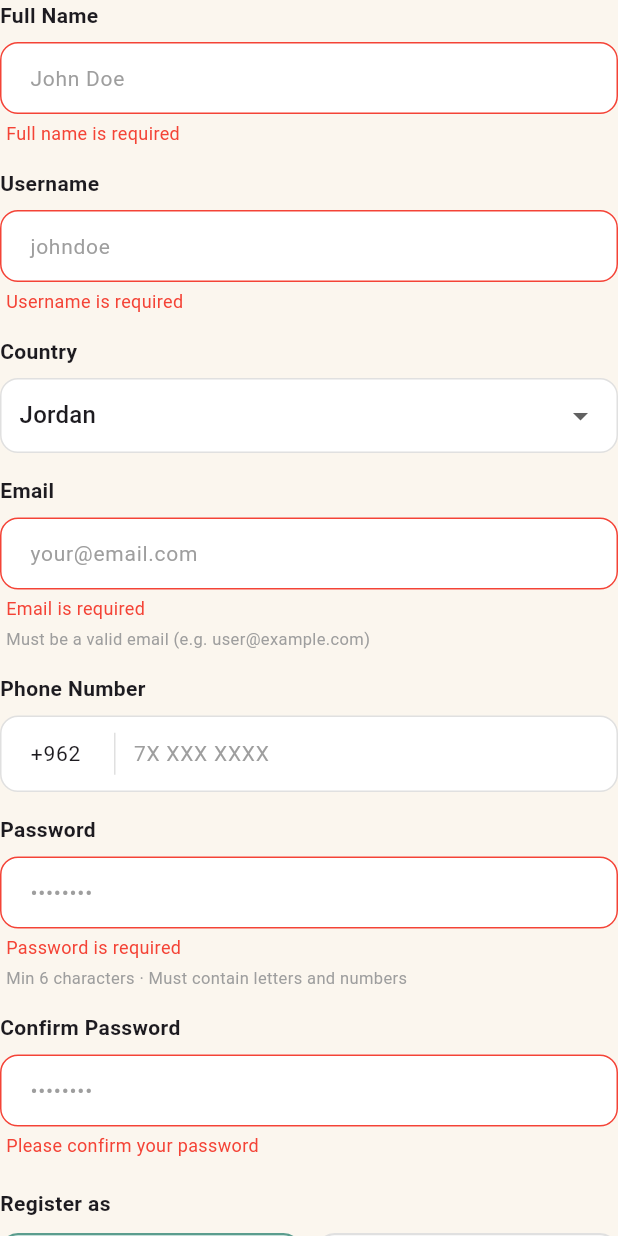
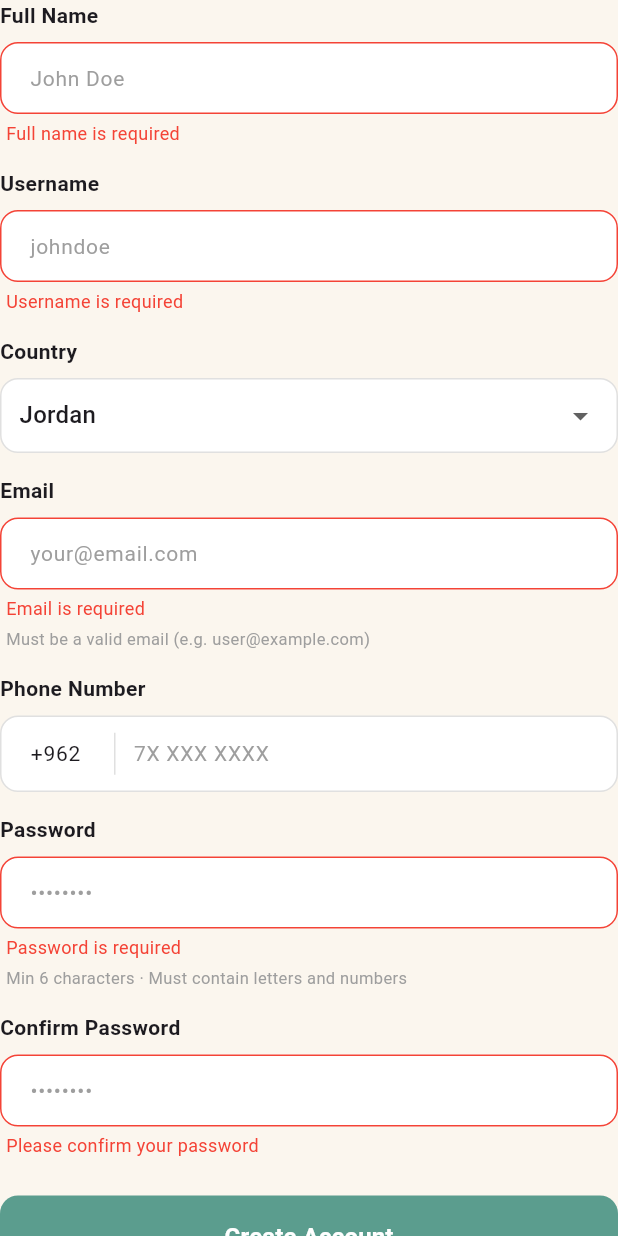
Before and after one commit to RamaAlkhatib2/pawvera, a Flutter app: the RegisterView widget shown alone on an empty page, opened directly, after a tap on "Create Account", on a phone screen of 412 x 824 dp. Run offline on Flutter 3.47's test engine with Material 3 defaults, Android fonts, the phone set to English and light mode, and no system bars; our stand-ins replace cloud_firestore, firebase_auth, firebase_core, hive, hive_flutter, image_picker and 3 more; accounts and stored records are empty.

Commit message:
refactor registration view by removing provider role selection and related validations

```diff
--- a/lib/pages/register_view.dart
+++ b/lib/pages/register_view.dart
@@ -1,7 +1,6 @@
 import 'package:flutter/material.dart';
 import 'package:firebase_auth/firebase_auth.dart';
 import 'package:cloud_firestore/cloud_firestore.dart';
-import '../components/role_button.dart';
 
 class RegisterView extends StatefulWidget {
   const RegisterView({super.key});
@@ -20,8 +19,6 @@ class _RegisterViewState extends State<RegisterView> {
   final confirmPasswordController = TextEditingController();
 
   String? selectedCountry = "Jordan";
-  String activeRole = "Pet Owner";
-  String? selectedProviderType;
 
   static const Map<String, String> _countryCodes = {
     "Jordan": "+962",
@@ -39,20 +36,11 @@ class _RegisterViewState extends State<RegisterView> {
     "Palestine",
   ];
 
-  final List<String> providerTypes = [
-    "Pet Supplies Store",
-    "Services Provider Shop",
-    "Vet Clinic Admin",
-    "Doctor Staff",
-  ];
-
-  // Validation error messages
   String? _fullNameError;
   String? _userNameError;
   String? _emailError;
   String? _passwordError;
   String? _confirmPasswordError;
-  String? _providerTypeError;
 
   @override
   void dispose() {
@@ -74,7 +62,6 @@ class _RegisterViewState extends State<RegisterView> {
       _emailError = null;
       _passwordError = null;
       _confirmPasswordError = null;
-      _providerTypeError = null;
 
       if (fullNameController.text.trim().isEmpty) {
         _fullNameError = "Full name is required";
@@ -115,11 +102,6 @@ class _RegisterViewState extends State<RegisterView> {
         _confirmPasswordError = "Passwords do not match";
         isValid = false;
       }
-
-      if (activeRole == "Provider" && selectedProviderType == null) {
-        _providerTypeError = "Please select a provider type";
-        isValid = false;
-      }
     });
     return isValid;
   }
@@ -140,25 +122,20 @@ class _RegisterViewState extends State<RegisterView> {
         password: passwordController.text.trim(),
       );
 
-      final Map<String, dynamic> userData = {
+      await FirebaseFirestore.instance
+          .collection('users')
+          .doc(userCredential.user!.uid)
+          .set({
         'uid': userCredential.user!.uid,
         'fullName': fullNameController.text.trim(),
         'userName': userNameController.text.trim(),
         'email': emailController.text.trim(),
-        'phone': '${countryCodeController.text.trim()} ${phoneController.text.trim()}',
+        'phone':
+            '${countryCodeController.text.trim()} ${phoneController.text.trim()}',
         'country': selectedCountry,
-        'role': activeRole == "Pet Owner" ? 'pet_owner' : 'provider',
+        'role': 'pet_owner',
         'createdAt': FieldValue.serverTimestamp(),
-      };
-
-      if (activeRole == "Provider") {
-        userData['providerType'] = selectedProviderType;
-      }
-
-      await FirebaseFirestore.instance
-          .collection('users')
-          .doc(userCredential.user!.uid)
-          .set(userData);
+      });
 
       if (mounted) {
         Navigator.pop(context);
@@ -172,24 +149,21 @@ class _RegisterViewState extends State<RegisterView> {
     } on FirebaseAuthException catch (e) {
       if (mounted) {
         Navigator.pop(context);
-        String message;
         switch (e.code) {
           case 'email-already-in-use':
-            message = "This email is already registered. Please login instead.";
-            setState(() => _emailError = message);
+            setState(() => _emailError =
+                "This email is already registered. Please login instead.");
             break;
           case 'invalid-email':
-            message = "The email address is not valid.";
-            setState(() => _emailError = message);
+            setState(() => _emailError = "The email address is not valid.");
             break;
           case 'weak-password':
-            message = "Password is too weak. Use at least 6 characters with letters and numbers.";
-            setState(() => _passwordError = message);
+            setState(() => _passwordError =
+                "Password is too weak. Use at least 6 characters with letters and numbers.");
             break;
           default:
-            message = e.message ?? "An error occurred";
             ScaffoldMessenger.of(context).showSnackBar(
-              SnackBar(content: Text(message)),
+              SnackBar(content: Text(e.message ?? "An error occurred")),
             );
         }
       }
@@ -232,7 +206,8 @@ class _RegisterViewState extends State<RegisterView> {
             hintStyle: const TextStyle(color: Colors.grey, fontSize: 14),
             filled: true,
             fillColor: Colors.white,
-            contentPadding: const EdgeInsets.symmetric(horizontal: 16, vertical: 12),
+            contentPadding:
+                const EdgeInsets.symmetric(horizontal: 16, vertical: 12),
             enabledBorder: OutlineInputBorder(
               borderRadius: BorderRadius.circular(12),
               borderSide: BorderSide(
@@ -242,7 +217,8 @@ class _RegisterViewState extends State<RegisterView> {
             focusedBorder: OutlineInputBorder(
               borderRadius: BorderRadius.circular(12),
               borderSide: BorderSide(
-                color: errorText != null ? Colors.red : const Color(0xFF5B9D8E),
+                color:
+                    errorText != null ? Colors.red : const Color(0xFF5B9D8E),
                 width: 2,
               ),
             ),
@@ -297,7 +273,8 @@ class _RegisterViewState extends State<RegisterView> {
                 value: selectedCountry,
                 isExpanded: true,
                 items: countries.map((String value) {
-                  return DropdownMenuItem<String>(value: value, child: Text(value));
+                  return DropdownMenuItem<String>(
+                      value: value, child: Text(value));
                 }).toList(),
                 onChanged: (newValue) {
                   setState(() {
@@ -337,7 +314,6 @@ class _RegisterViewState extends State<RegisterView> {
             ),
             child: Row(
               children: [
-                // Country code field
                 SizedBox(
                   width: 75,
                   child: TextField(
@@ -352,13 +328,7 @@ class _RegisterViewState extends State<RegisterView> {
                     ),
                   ),
                 ),
-                // Vertical divider
-                Container(
-                  width: 1,
-                  height: 28,
-                  color: Colors.grey[300],
-                ),
-                // Local number field
+                Container(width: 1, height: 28, color: Colors.grey[300]),
                 Expanded(
                   child: TextField(
                     controller: phoneController,
@@ -367,7 +337,8 @@ class _RegisterViewState extends State<RegisterView> {
                     decoration: const InputDecoration(
                       border: InputBorder.none,
                       hintText: '7X XXX XXXX',
-                      hintStyle: TextStyle(color: Colors.grey, fontSize: 14),
+                      hintStyle:
+                          TextStyle(color: Colors.grey, fontSize: 14),
                       contentPadding:
                           EdgeInsets.symmetric(horizontal: 12, vertical: 14),
                     ),
@@ -402,91 +373,6 @@ class _RegisterViewState extends State<RegisterView> {
             errorText: _confirmPasswordError,
           ),
 
-          const SizedBox(height: 20),
-
-          // Role selection
-          const Text(
-            "Register as",
-            style: TextStyle(fontWeight: FontWeight.bold, fontSize: 14),
-          ),
-          const SizedBox(height: 10),
-          Row(
-            children: [
-              Expanded(
-                child: RoleButton(
-                  role: "Pet Owner",
-                  isSelected: activeRole == "Pet Owner",
-                  onTap: () {
-                    setState(() {
-                      activeRole = "Pet Owner";
-                      selectedProviderType = null;
-                      _providerTypeError = null;
-                    });
-                  },
-                ),
-              ),
-              const SizedBox(width: 10),
-              Expanded(
-                child: RoleButton(
-                  role: "Provider",
-                  isSelected: activeRole == "Provider",
-                  onTap: () {
-                    setState(() {
-                      activeRole = "Provider";
-                    });
-                  },
-                ),
-              ),
-            ],
-          ),
-
-          if (activeRole == "Provider") ...[
-            const SizedBox(height: 15),
-            const Text(
-              "Provider Type",
-              style: TextStyle(fontWeight: FontWeight.bold, fontSize: 14),
-            ),
-            const SizedBox(height: 8),
-            Container(
-              padding: const EdgeInsets.symmetric(horizontal: 12),
-              decoration: BoxDecoration(
-                border: Border.all(
-                  color: _providerTypeError != null ? Colors.red : Colors.grey[300]!,
-                ),
-                borderRadius: BorderRadius.circular(12),
-                color: Colors.white,
-              ),
-              child: DropdownButtonHideUnderline(
-                child: DropdownButton<String>(
-                  value: selectedProviderType,
-                  hint: const Text(
-                    "Select Provider Type",
-                    style: TextStyle(fontSize: 14, color: Colors.grey),
-                  ),
-                  isExpanded: true,
-                  icon: const Icon(Icons.keyboard_arrow_down),
-                  items: providerTypes.map((String value) {
-                    return DropdownMenuItem<String>(value: value, child: Text(value));
-                  }).toList(),
-                  onChanged: (newValue) {
-                    setState(() {
-                      selectedProviderType = newValue;
-                      _providerTypeError = null;
-                    });
-                  },
-                ),
-              ),
-            ),
-            if (_providerTypeError != null)
-              Padding(
-                padding: const EdgeInsets.only(top: 4, left: 4),
-                child: Text(
-                  _providerTypeError!,
-                  style: const TextStyle(color: Colors.red, fontSize: 12),
-                ),
-              ),
-          ],
-
           const SizedBox(height: 25),
 
           SizedBox(
```
